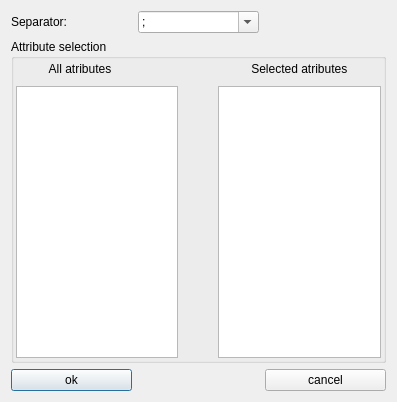
AzuritXXL/ViFrame, file Src/Eny/DialogExport.ui: the form before one commit.
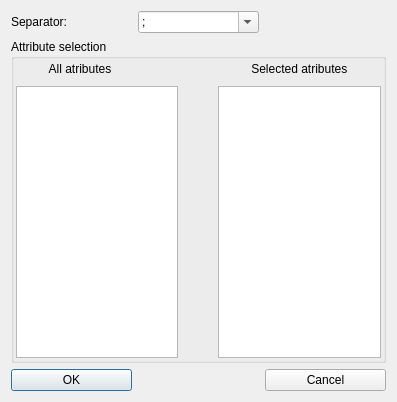
The form after the commit.

```diff
--- a/Src/Eny/DialogExport.ui
+++ b/Src/Eny/DialogExport.ui
@@ -130,14 +130,14 @@
    <item row="2" column="0">
     <widget class="QPushButton" name="btnOk">
      <property name="text">
-      <string>ok</string>
+      <string>OK</string>
      </property>
     </widget>
    </item>
    <item row="2" column="2">
     <widget class="QPushButton" name="btnCancel">
      <property name="text">
-      <string>cancel</string>
+      <string>Cancel</string>
      </property>
     </widget>
    </item>
```
